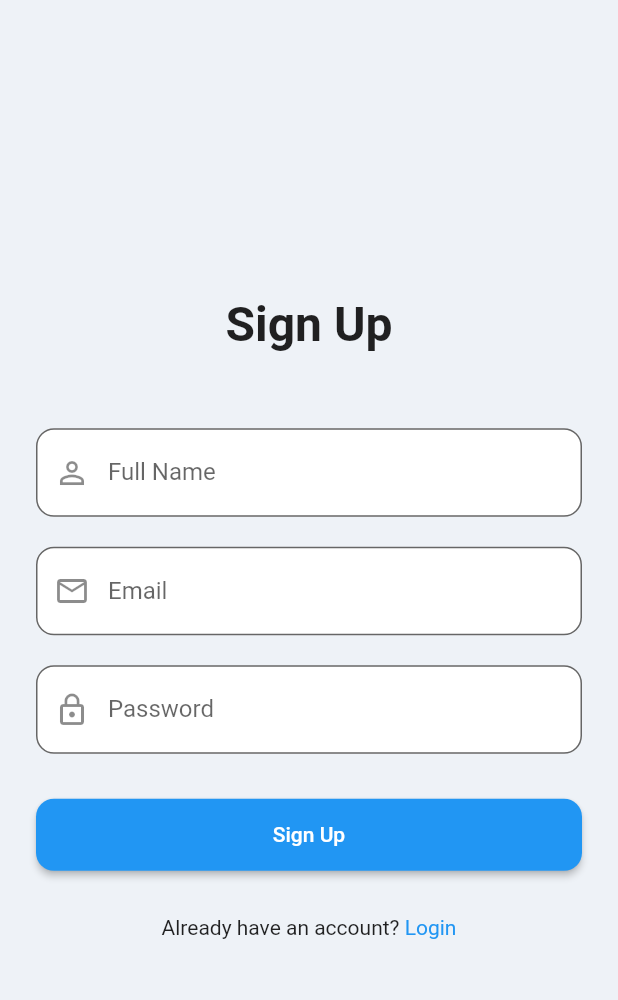
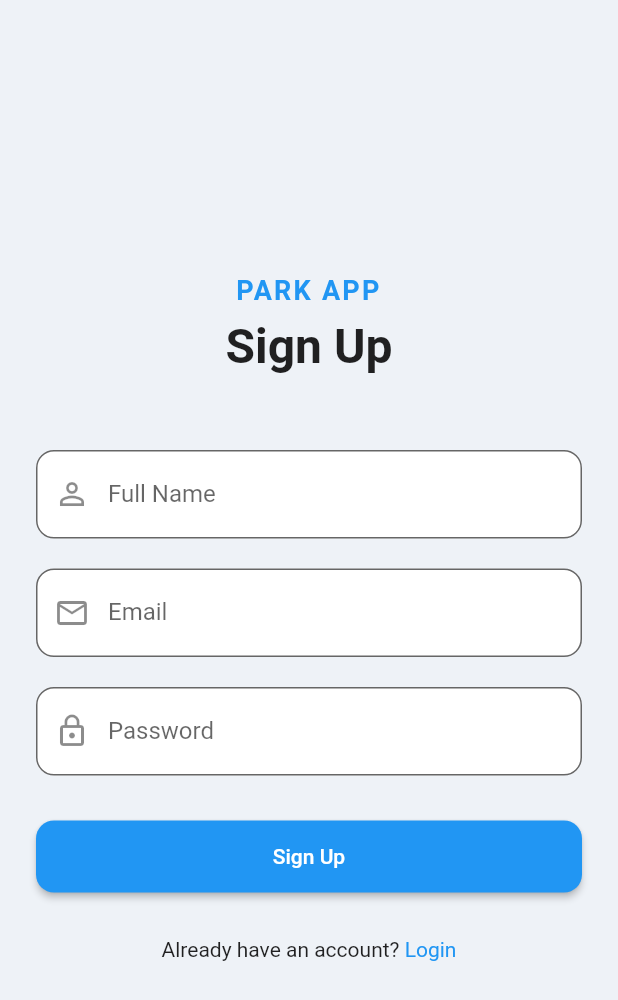
Before and after one commit to GAURAV01900/Park_app, a Flutter app: the SignUpScreen screen opened by its route, on a phone screen of 412 x 824 dp. Shown: the top 1000 px of the screen. Run offline on Flutter 3.47's test engine with Material 3 defaults, Android fonts, the light colour scheme and no system bars; our stand-ins replace firebase_auth, firebase_core; accounts and stored records are empty.

```diff
--- a/lib/sign_up_screen.dart
+++ b/lib/sign_up_screen.dart
@@ -1,5 +1,7 @@
 import 'package:flutter/material.dart';
 import 'package:firebase_auth/firebase_auth.dart';
+
+// ...existing code...
 
 class SignUpScreen extends StatefulWidget {
   const SignUpScreen({super.key});
@@ -67,6 +69,18 @@ class _SignUpScreenState extends State<SignUpScreen> {
               crossAxisAlignment: CrossAxisAlignment.stretch,
               mainAxisAlignment: MainAxisAlignment.center,
               children: [
+                // App name added here
+                const Text(
+                  'PARK APP',
+                  style: TextStyle(
+                    fontSize: 18,
+                    fontWeight: FontWeight.w700,
+                    color: Colors.blue,
+                    letterSpacing: 1.5,
+                  ),
+                  textAlign: TextAlign.center,
+                ),
+                const SizedBox(height: 8),
                 const Text(
                   'Sign Up',
                   style: TextStyle(fontSize: 32, fontWeight: FontWeight.bold),
@@ -158,3 +172,5 @@ class _SignUpScreenState extends State<SignUpScreen> {
     );
   }
 }
+
+// ...existing code...
```
Lines whose indentation alone changed are shown as unchanged.
